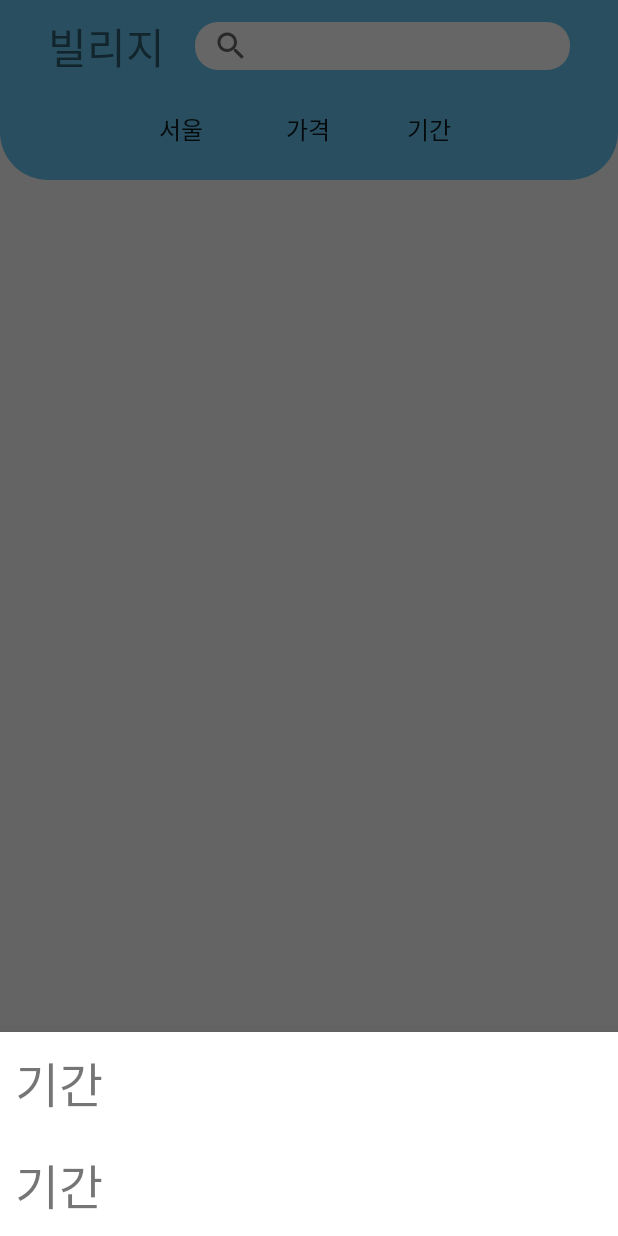
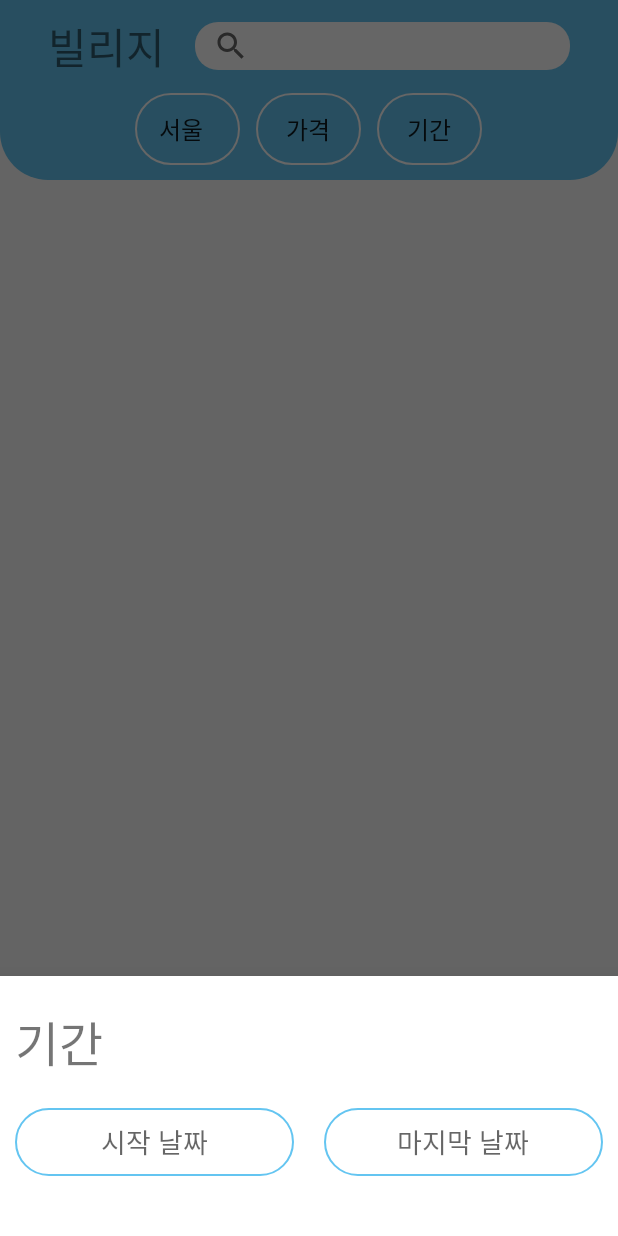
Before and after one commit to minizzang/madcamp_week2, an Android app: the fragment BottomSheetPeriod placed in its activity, on a phone screen of 412 x 824 dp. Run offline under Robolectric (Android 15) with nearby library versions, the phone set to English and light mode, and no system bars; our stand-ins replace Volley, navigation-ui; network calls fail.

Commit message:
Modify : search filter bottom sheet UI

```diff
--- a/app/src/main/java/com/example/madcamp_week2/ui/home/AddPostActivity.kt
+++ b/app/src/main/java/com/example/madcamp_week2/ui/home/AddPostActivity.kt
@@ -9,12 +9,13 @@ import android.net.Uri
 import android.os.Build
 import androidx.appcompat.app.AppCompatActivity
 import android.os.Bundle
+import android.preference.PreferenceManager
 import android.util.Log
 import android.view.MenuItem
 import android.view.View
 import android.widget.*
 import androidx.annotation.RequiresApi
-import androidx.preference.PreferenceManager
+//import androidx.preference.PreferenceManager
 import com.android.volley.Request
 import com.android.volley.Response
 import com.android.volley.toolbox.StringRequest
--- a/app/src/main/java/com/example/madcamp_week2/ui/home/BottomSheetPeriod.kt
+++ b/app/src/main/java/com/example/madcamp_week2/ui/home/BottomSheetPeriod.kt
@@ -1,11 +1,15 @@
 package com.example.madcamp_week2.ui.home
 
+import android.app.DatePickerDialog
 import android.os.Bundle
 import android.view.LayoutInflater
 import android.view.View
 import android.view.ViewGroup
+import android.widget.Button
+import android.widget.DatePicker
 import com.example.madcamp_week2.R
 import com.google.android.material.bottomsheet.BottomSheetDialogFragment
+import java.util.*
 
 class BottomSheetPeriod : BottomSheetDialogFragment() {
     override fun onCreateView(
@@ -13,6 +17,41 @@ class BottomSheetPeriod : BottomSheetDialogFragment() {
         container: ViewGroup?,
         savedInstanceState: Bundle?
     ): View? {
-        return inflater.inflate(R.layout.search_filter_period, container, false)
+        val root = inflater.inflate(R.layout.search_filter_period, container, false)
+
+        val startDate = root.findViewById<Button>(R.id.filterDateStart)
+        val endDate = root.findViewById<Button>(R.id.filterDateEnd)
+
+        startDate.setOnClickListener{
+            val today = GregorianCalendar()
+            val year: Int = today.get(Calendar.YEAR)
+            val month: Int = today.get(Calendar.MONTH)
+            val date: Int = today.get(Calendar.DATE)
+
+            val dlg = DatePickerDialog(requireContext(), object : DatePickerDialog.OnDateSetListener {
+                override fun onDateSet(view: DatePicker?, year: Int, month: Int, dayOfMonth: Int) {
+                    startDate.text = "${year}-${month+1}-${dayOfMonth}"
+                }
+            }, year, month, date)
+
+            dlg.show()
+        }
+
+        endDate.setOnClickListener{
+            val today = GregorianCalendar()
+            val year: Int = today.get(Calendar.YEAR)
+            val month: Int = today.get(Calendar.MONTH)
+            val date: Int = today.get(Calendar.DATE)
+
+            val dlg = DatePickerDialog(requireContext(), object : DatePickerDialog.OnDateSetListener {
+                override fun onDateSet(view: DatePicker?, year: Int, month: Int, dayOfMonth: Int) {
+                    endDate.text = "${year}-${month+1}-${dayOfMonth}"
+                }
+            }, year, month, date)
+
+            dlg.show()
+        }
+
+        return root
     }
 }
--- a/app/src/main/java/com/example/madcamp_week2/ui/home/HomeItemAdapter.kt
+++ b/app/src/main/java/com/example/madcamp_week2/ui/home/HomeItemAdapter.kt
@@ -27,6 +27,11 @@ class HomeItemAdapter(private val context: Context) : RecyclerView.Adapter<HomeI
 
     override fun getItemCount(): Int = items.size
 
+    fun filterList(filteredList: ArrayList<ItemData>){
+        items = filteredList
+        notifyDataSetChanged()
+    }
+
     inner class ViewHolder(view: View) : RecyclerView.ViewHolder(view) {
         private val itemName: TextView = itemView.findViewById(R.id.tv_itemName)
         private val itemDate: TextView = itemView.findViewById(R.id.tv_itemDate)
--- /dev/null
+++ b/app/src/main/res/drawable/white_outline.xml
@@ -0,0 +1,8 @@
+<?xml version="1.0" encoding="utf-8"?>
+<shape xmlns:android="http://schemas.android.com/apk/res/android">
+    <corners android:radius="32dp" />
+
+    <stroke
+        android:width="1dp"
+        android:color="@color/white"/>
+</shape>
--- a/app/src/main/res/layout/fragment_home.xml
+++ b/app/src/main/res/layout/fragment_home.xml
@@ -57,7 +57,7 @@
                     android:layout_height="wrap_content"
                     android:layout_marginVertical="10dp"
                     android:layout_marginHorizontal="5dp"
-                    android:background="@drawable/main_blue_outline"/>
+                    android:background="@drawable/white_outline"/>
 
                 <Button
                     android:id="@+id/priceFilter"
@@ -67,7 +67,7 @@
                     android:layout_marginVertical="10dp"
                     android:text="가격"
                     android:textSize="16sp"
-                    android:background="@drawable/main_blue_outline"/>
+                    android:background="@drawable/white_outline"/>
 
                 <Button
                     android:id="@+id/dateFilter"
@@ -77,7 +77,7 @@
                     android:layout_marginVertical="10dp"
                     android:text="기간"
                     android:textSize="16sp"
-                    android:background="@drawable/main_blue_outline"/>
+                    android:background="@drawable/white_outline"/>
 
             </LinearLayout>
 
--- a/app/src/main/res/layout/search_filter_period.xml
+++ b/app/src/main/res/layout/search_filter_period.xml
@@ -2,27 +2,54 @@
 <androidx.constraintlayout.widget.ConstraintLayout xmlns:android="http://schemas.android.com/apk/res/android"
     xmlns:tools="http://schemas.android.com/tools"
     android:layout_width="match_parent"
-    android:layout_height="wrap_content">
+    android:layout_height="wrap_content"
+    android:paddingBottom="30dp">
 
     <LinearLayout
-        android:layout_width="wrap_content"
+        android:layout_width="match_parent"
         android:layout_height="wrap_content"
         android:orientation="vertical"
+        android:paddingBottom="10dp"
         tools:ignore="MissingConstraints">
 
         <TextView
             android:layout_width="match_parent"
             android:layout_height="wrap_content"
             android:text="기간"
+            android:layout_marginVertical="10dp"
             android:padding="10dp"
             android:textSize="32sp"/>
 
-        <TextView
+        <LinearLayout
             android:layout_width="match_parent"
             android:layout_height="wrap_content"
-            android:text="기간"
-            android:padding="10dp"
-            android:textSize="32sp"/>
+            android:orientation="horizontal"
+            android:layout_gravity="center_horizontal"
+            tools:ignore="MissingConstraints">
+
+            <Button
+                android:id="@+id/filterDateStart"
+                android:layout_width="match_parent"
+                android:layout_height="45dp"
+                android:layout_marginHorizontal="10dp"
+                android:layout_weight="1"
+                android:background="@drawable/main_blue_outline"
+                android:text="시작 날짜"
+                android:textColor="?android:textColorHint"
+                android:textSize="18sp" />
+
+            <Button
+                android:id="@+id/filterDateEnd"
+                android:layout_width="match_parent"
+                android:layout_height="45dp"
+                android:layout_marginHorizontal="10dp"
+                android:layout_weight="1"
+                android:text="마지막 날짜"
+                android:textColor="?android:textColorHint"
+                android:textSize="18sp"
+                android:background="@drawable/main_blue_outline"/>
+
+        </LinearLayout>
 
     </LinearLayout>
 
--- a/app/src/main/res/layout/search_filter_price.xml
+++ b/app/src/main/res/layout/search_filter_price.xml
@@ -8,6 +8,7 @@
         android:layout_width="match_parent"
         android:layout_height="wrap_content"
         android:orientation="vertical"
+        android:paddingBottom="5dp"
         tools:ignore="MissingConstraints">
 
         <TextView
```
Also changed, not shown: app/src/main/res/drawable/main_light_blue_top_round.xml (added, +7 -0 lines).
